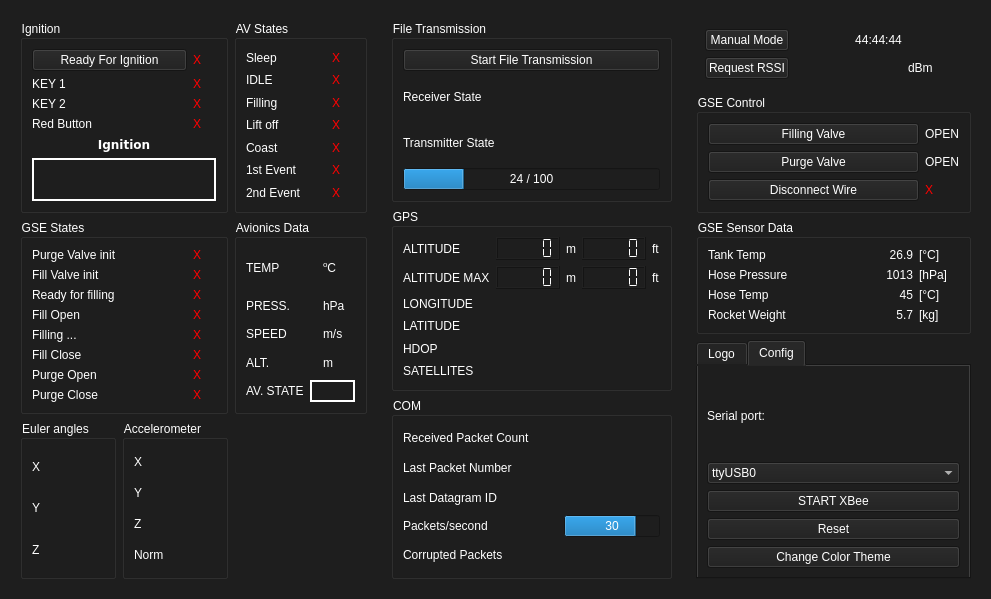
This is UI/ui_file/press_alt.ui in MorgesHAB/ERT2020GS as Qt 5 draws it before an edit. The edited form follows.
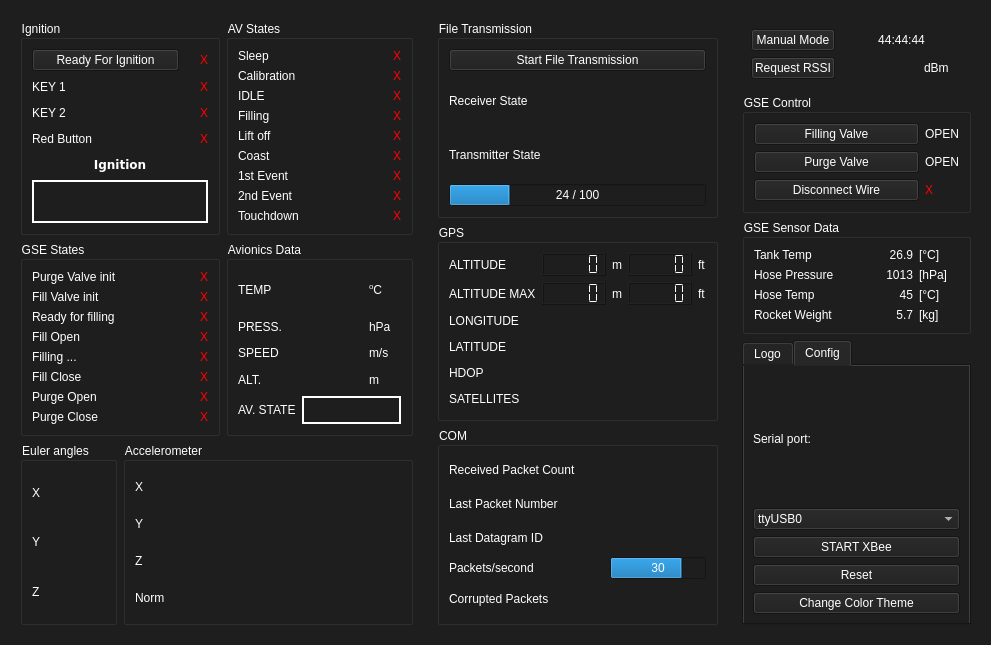
This is the edited form. Icons and pictures are not drawn.

Commit message: Request RSSI functionality added, accelerometer norm added nd size adjusted, touchdown and calibration states added.

Diff of the .ui file:
```diff
--- a/UI/ui_file/press_alt.ui
+++ b/UI/ui_file/press_alt.ui
@@ -7,7 +7,7 @@
     <x>0</x>
     <y>0</y>
     <width>991</width>
-    <height>599</height>
+    <height>645</height>
    </rect>
   </property>
   <property name="sizePolicy">
@@ -48,145 +48,116 @@
          <string>AV States</string>
         </property>
         <layout class="QGridLayout" name="gridLayout_11">
-         <item row="13" column="1">
-          <widget class="QLabel" name="second_event_ok_panel">
-           <property name="minimumSize">
-            <size>
-             <width>23</width>
-             <height>0</height>
-            </size>
-           </property>
-           <property name="maximumSize">
-            <size>
-             <width>23</width>
-             <height>16777215</height>
-            </size>
-           </property>
-           <property name="styleSheet">
-            <string notr="true">color: rgb(255, 0, 0);</string>
-           </property>
-           <property name="text">
-            <string>X</string>
-           </property>
-          </widget>
-         </item>
-         <item row="12" column="1">
-          <widget class="QLabel" name="first_event_ok_panel">
-           <property name="minimumSize">
-            <size>
-             <width>23</width>
-             <height>0</height>
-            </size>
-           </property>
-           <property name="maximumSize">
-            <size>
-             <width>23</width>
-             <height>16777215</height>
-            </size>
-           </property>
-           <property name="styleSheet">
-            <string notr="true">color: rgb(255, 0, 0);</string>
-           </property>
-           <property name="text">
-            <string>X</string>
-           </property>
-          </widget>
-         </item>
-         <item row="4" column="1">
-          <widget class="QLabel" name="idle_state_ok_panel">
-           <property name="minimumSize">
-            <size>
-             <width>23</width>
-             <height>0</height>
-            </size>
-           </property>
-           <property name="maximumSize">
-            <size>
-             <width>23</width>
-             <height>16777215</height>
-            </size>
-           </property>
-           <property name="styleSheet">
-            <string notr="true">color: rgb(255, 0, 0);</string>
-           </property>
-           <property name="text">
-            <string>X</string>
-           </property>
-          </widget>
-         </item>
-         <item row="8" column="1">
-          <widget class="QLabel" name="coast_state_ok_panel">
-           <property name="minimumSize">
-            <size>
-             <width>23</width>
-             <height>0</height>
-            </size>
-           </property>
-           <property name="maximumSize">
-            <size>
-             <width>23</width>
-             <height>16777215</height>
-            </size>
-           </property>
-           <property name="styleSheet">
-            <string notr="true">color: rgb(255, 0, 0);</string>
-           </property>
-           <property name="text">
-            <string>X</string>
-           </property>
-          </widget>
-         </item>
-         <item row="12" column="0">
-          <widget class="QLabel" name="first_event_label">
-           <property name="text">
-            <string>1st Event</string>
-           </property>
-          </widget>
-         </item>
-         <item row="13" column="0">
-          <widget class="QLabel" name="second_event_label">
-           <property name="text">
-            <string>2nd Event</string>
-           </property>
-          </widget>
-         </item>
-         <item row="3" column="1">
-          <widget class="QLabel" name="sleep_state_ok_panel">
-           <property name="minimumSize">
-            <size>
-             <width>23</width>
-             <height>0</height>
-            </size>
-           </property>
-           <property name="maximumSize">
-            <size>
-             <width>23</width>
-             <height>16777215</height>
-            </size>
-           </property>
-           <property name="styleSheet">
-            <string notr="true">color: rgb(255, 0, 0);</string>
-           </property>
-           <property name="text">
-            <string>X</string>
-           </property>
-          </widget>
-         </item>
-         <item row="3" column="0">
+         <item row="0" column="0">
           <widget class="QLabel" name="sleep_label">
            <property name="text">
             <string>Sleep</string>
            </property>
           </widget>
          </item>
-         <item row="5" column="0">
+         <item row="0" column="1">
+          <widget class="QLabel" name="sleep_state_ok_panel">
+           <property name="minimumSize">
+            <size>
+             <width>23</width>
+             <height>0</height>
+            </size>
+           </property>
+           <property name="maximumSize">
+            <size>
+             <width>23</width>
+             <height>16777215</height>
+            </size>
+           </property>
+           <property name="styleSheet">
+            <string notr="true">color: rgb(255, 0, 0);</string>
+           </property>
+           <property name="text">
+            <string>X</string>
+           </property>
+           <property name="alignment">
+            <set>Qt::AlignRight|Qt::AlignTrailing|Qt::AlignVCenter</set>
+           </property>
+          </widget>
+         </item>
+         <item row="1" column="0">
+          <widget class="QLabel" name="calibration_label">
+           <property name="styleSheet">
+            <string notr="true"/>
+           </property>
+           <property name="text">
+            <string>Calibration</string>
+           </property>
+          </widget>
+         </item>
+         <item row="1" column="1">
+          <widget class="QLabel" name="calibration_state_ok_panel">
+           <property name="minimumSize">
+            <size>
+             <width>23</width>
+             <height>0</height>
+            </size>
+           </property>
+           <property name="maximumSize">
+            <size>
+             <width>23</width>
+             <height>16777215</height>
+            </size>
+           </property>
+           <property name="styleSheet">
+            <string notr="true">color: rgb(255, 0, 0);</string>
+           </property>
+           <property name="text">
+            <string>X</string>
+           </property>
+           <property name="alignment">
+            <set>Qt::AlignRight|Qt::AlignTrailing|Qt::AlignVCenter</set>
+           </property>
+          </widget>
+         </item>
+         <item row="2" column="0">
+          <widget class="QLabel" name="idle_label">
+           <property name="styleSheet">
+            <string notr="true"/>
+           </property>
+           <property name="text">
+            <string>IDLE</string>
+           </property>
+          </widget>
+         </item>
+         <item row="2" column="1">
+          <widget class="QLabel" name="idle_state_ok_panel">
+           <property name="minimumSize">
+            <size>
+             <width>23</width>
+             <height>0</height>
+            </size>
+           </property>
+           <property name="maximumSize">
+            <size>
+             <width>23</width>
+             <height>16777215</height>
+            </size>
+           </property>
+           <property name="styleSheet">
+            <string notr="true">color: rgb(255, 0, 0);</string>
+           </property>
+           <property name="text">
+            <string>X</string>
+           </property>
+           <property name="alignment">
+            <set>Qt::AlignRight|Qt::AlignTrailing|Qt::AlignVCenter</set>
+           </property>
+          </widget>
+         </item>
+         <item row="3" column="0">
           <widget class="QLabel" name="filling_label_av">
            <property name="text">
             <string>Filling</string>
            </property>
           </widget>
          </item>
-         <item row="5" column="1">
+         <item row="3" column="1">
           <widget class="QLabel" name="filling_av_ok_panel">
            <property name="minimumSize">
             <size>
@@ -206,26 +177,19 @@
            <property name="text">
             <string>X</string>
            </property>
+           <property name="alignment">
+            <set>Qt::AlignRight|Qt::AlignTrailing|Qt::AlignVCenter</set>
+           </property>
           </widget>
          </item>
          <item row="4" column="0">
-          <widget class="QLabel" name="idle_label">
-           <property name="styleSheet">
-            <string notr="true"/>
-           </property>
-           <property name="text">
-            <string>IDLE</string>
-           </property>
-          </widget>
-         </item>
-         <item row="6" column="0">
           <widget class="QLabel" name="liftoff_label">
            <property name="text">
             <string>Lift off</string>
            </property>
           </widget>
          </item>
-         <item row="6" column="1">
+         <item row="4" column="1">
           <widget class="QLabel" name="liftoff_state_ok_panel">
            <property name="minimumSize">
             <size>
@@ -245,15 +209,139 @@
            <property name="text">
             <string>X</string>
            </property>
+           <property name="alignment">
+            <set>Qt::AlignRight|Qt::AlignTrailing|Qt::AlignVCenter</set>
+           </property>
           </widget>
          </item>
-         <item row="8" column="0">
+         <item row="5" column="0">
           <widget class="QLabel" name="coast_label">
            <property name="text">
             <string>Coast</string>
            </property>
           </widget>
          </item>
+         <item row="5" column="1">
+          <widget class="QLabel" name="coast_state_ok_panel">
+           <property name="minimumSize">
+            <size>
+             <width>23</width>
+             <height>0</height>
+            </size>
+           </property>
+           <property name="maximumSize">
+            <size>
+             <width>23</width>
+             <height>16777215</height>
+            </size>
+           </property>
+           <property name="styleSheet">
+            <string notr="true">color: rgb(255, 0, 0);</string>
+           </property>
+           <property name="text">
+            <string>X</string>
+           </property>
+           <property name="alignment">
+            <set>Qt::AlignRight|Qt::AlignTrailing|Qt::AlignVCenter</set>
+           </property>
+          </widget>
+         </item>
+         <item row="6" column="0">
+          <widget class="QLabel" name="first_event_label">
+           <property name="text">
+            <string>1st Event</string>
+           </property>
+          </widget>
+         </item>
+         <item row="6" column="1">
+          <widget class="QLabel" name="first_event_ok_panel">
+           <property name="minimumSize">
+            <size>
+             <width>23</width>
+             <height>0</height>
+            </size>
+           </property>
+           <property name="maximumSize">
+            <size>
+             <width>23</width>
+             <height>16777215</height>
+            </size>
+           </property>
+           <property name="styleSheet">
+            <string notr="true">color: rgb(255, 0, 0);</string>
+           </property>
+           <property name="text">
+            <string>X</string>
+           </property>
+           <property name="alignment">
+            <set>Qt::AlignRight|Qt::AlignTrailing|Qt::AlignVCenter</set>
+           </property>
+          </widget>
+         </item>
+         <item row="7" column="0">
+          <widget class="QLabel" name="second_event_label">
+           <property name="text">
+            <string>2nd Event</string>
+           </property>
+          </widget>
+         </item>
+         <item row="7" column="1">
+          <widget class="QLabel" name="second_event_ok_panel">
+           <property name="minimumSize">
+            <size>
+             <width>23</width>
+             <height>0</height>
+            </size>
+           </property>
+           <property name="maximumSize">
+            <size>
+             <width>23</width>
+             <height>16777215</height>
+            </size>
+           </property>
+           <property name="styleSheet">
+            <string notr="true">color: rgb(255, 0, 0);</string>
+           </property>
+           <property name="text">
+            <string>X</string>
+           </property>
+           <property name="alignment">
+            <set>Qt::AlignRight|Qt::AlignTrailing|Qt::AlignVCenter</set>
+           </property>
+          </widget>
+         </item>
+         <item row="8" column="0">
+          <widget class="QLabel" name="touchdown_label">
+           <property name="text">
+            <string>Touchdown</string>
+           </property>
+          </widget>
+         </item>
+         <item row="8" column="1">
+          <widget class="QLabel" name="touchdown_event_ok_panel">
+           <property name="minimumSize">
+            <size>
+             <width>23</width>
+             <height>0</height>
+            </size>
+           </property>
+           <property name="maximumSize">
+            <size>
+             <width>23</width>
+             <height>16777215</height>
+            </size>
+           </property>
+           <property name="styleSheet">
+            <string notr="true">color: rgb(255, 0, 0);</string>
+           </property>
+           <property name="text">
+            <string>X</string>
+           </property>
+           <property name="alignment">
+            <set>Qt::AlignRight|Qt::AlignTrailing|Qt::AlignVCenter</set>
+           </property>
+          </widget>
+         </item>
         </layout>
        </widget>
       </item>
@@ -261,7 +349,7 @@
        <widget class="QGroupBox" name="ignition_box">
         <property name="minimumSize">
          <size>
-          <width>0</width>
+          <width>200</width>
           <height>0</height>
          </size>
         </property>
@@ -381,6 +469,9 @@
            <property name="text">
             <string>X</string>
            </property>
+           <property name="alignment">
+            <set>Qt::AlignRight|Qt::AlignTrailing|Qt::AlignVCenter</set>
+           </property>
           </widget>
          </item>
          <item row="2" column="0">
@@ -421,6 +512,9 @@
            <property name="text">
             <string>X</string>
            </property>
+           <property name="alignment">
+            <set>Qt::AlignRight|Qt::AlignTrailing|Qt::AlignVCenter</set>
+           </property>
           </widget>
          </item>
          <item row="1" column="1">
@@ -431,6 +525,9 @@
            <property name="text">
             <string>X</string>
            </property>
+           <property name="alignment">
+            <set>Qt::AlignRight|Qt::AlignTrailing|Qt::AlignVCenter</set>
+           </property>
           </widget>
          </item>
          <item row="3" column="0">
@@ -448,6 +545,9 @@
            <property name="text">
             <string>X</string>
            </property>
+           <property name="alignment">
+            <set>Qt::AlignRight|Qt::AlignTrailing|Qt::AlignVCenter</set>
+           </property>
           </widget>
          </item>
          <item row="4" column="0" colspan="2">
@@ -543,98 +643,6 @@
         </layout>
        </widget>
       </item>
-      <item row="2" column="1">
-       <widget class="QGroupBox" name="accel_box">
-        <property name="title">
-         <string>Accelerometer</string>
-        </property>
-        <layout class="QGridLayout" name="gridLayout_7">
-         <item row="0" column="0">
-          <widget class="QLabel" name="accel_x_label">
-           <property name="maximumSize">
-            <size>
-             <width>25</width>
-             <height>16777215</height>
-            </size>
-           </property>
-           <property name="text">
-            <string>X</string>
-           </property>
-          </widget>
-         </item>
-         <item row="2" column="0">
-          <widget class="QLabel" name="accel_z_label">
-           <property name="maximumSize">
-            <size>
-             <width>25</width>
-             <height>16777215</height>
-            </size>
-           </property>
-           <property name="text">
-            <string>Z</string>
-           </property>
-          </widget>
-         </item>
-         <item row="1" column="0">
-          <widget class="QLabel" name="accel_y_label">
-           <property name="maximumSize">
-            <size>
-             <width>25</width>
-             <height>16777215</height>
-            </size>
-           </property>
-           <property name="text">
-            <string>Y</string>
-           </property>
-          </widget>
-         </item>
-         <item row="0" column="1">
-          <widget class="QLabel" name="accel_x_panel">
-           <property name="frameShape">
-            <enum>QFrame::NoFrame</enum>
-           </property>
-           <property name="text">
-            <string/>
-           </property>
-          </widget>
-         </item>
-         <item row="1" column="1">
-          <widget class="QLabel" name="accel_y_panel">
-           <property name="frameShape">
-            <enum>QFrame::NoFrame</enum>
-           </property>
-           <property name="text">
-            <string/>
-           </property>
-          </widget>
-         </item>
-         <item row="2" column="1">
-          <widget class="QLabel" name="accel_z_panel">
-           <property name="frameShape">
-            <enum>QFrame::NoFrame</enum>
-           </property>
-           <property name="text">
-            <string/>
-           </property>
-          </widget>
-         </item>
-         <item row="3" column="0">
-          <widget class="QLabel" name="norm_label">
-           <property name="text">
-            <string>Norm</string>
-           </property>
-          </widget>
-         </item>
-         <item row="3" column="1">
-          <widget class="QLabel" name="norm_panel">
-           <property name="text">
-            <string/>
-           </property>
-          </widget>
-         </item>
-        </layout>
-       </widget>
-      </item>
       <item row="1" column="0" colspan="2">
        <widget class="QGroupBox" name="gse_state_box">
         <property name="title">
@@ -658,9 +666,18 @@
            <property name="styleSheet">
             <string notr="true">color: rgb(255, 0, 0);</string>
            </property>
+           <property name="frameShape">
+            <enum>QFrame::NoFrame</enum>
+           </property>
+           <property name="lineWidth">
+            <number>1</number>
+           </property>
            <property name="text">
             <string>X</string>
            </property>
+           <property name="alignment">
+            <set>Qt::AlignRight|Qt::AlignTrailing|Qt::AlignVCenter</set>
+           </property>
           </widget>
          </item>
          <item row="0" column="1">
@@ -680,9 +697,18 @@
            <property name="styleSheet">
             <string notr="true">color: rgb(255, 0, 0);</string>
            </property>
+           <property name="frameShape">
+            <enum>QFrame::NoFrame</enum>
+           </property>
+           <property name="lineWidth">
+            <number>1</number>
+           </property>
            <property name="text">
             <string>X</string>
            </property>
+           <property name="alignment">
+            <set>Qt::AlignRight|Qt::AlignTrailing|Qt::AlignVCenter</set>
+           </property>
           </widget>
          </item>
          <item row="4" column="0">
@@ -716,9 +742,18 @@
            <property name="styleSheet">
             <string notr="true">color: rgb(255, 0, 0);</string>
            </property>
+           <property name="frameShape">
+            <enum>QFrame::NoFrame</enum>
+           </property>
+           <property name="lineWidth">
+            <number>1</number>
+           </property>
            <property name="text">
             <string>X</string>
            </property>
+           <property name="alignment">
+            <set>Qt::AlignRight|Qt::AlignTrailing|Qt::AlignVCenter</set>
+           </property>
           </widget>
          </item>
          <item row="4" column="1">
@@ -738,9 +773,18 @@
            <property name="styleSheet">
             <string notr="true">color: rgb(255, 0, 0);</string>
            </property>
+           <property name="frameShape">
+            <enum>QFrame::NoFrame</enum>
+           </property>
+           <property name="lineWidth">
+            <number>1</number>
+           </property>
            <property name="text">
             <string>X</string>
            </property>
+           <property name="alignment">
+            <set>Qt::AlignRight|Qt::AlignTrailing|Qt::AlignVCenter</set>
+           </property>
           </widget>
          </item>
          <item row="1" column="0">
@@ -774,9 +818,18 @@
            <property name="styleSheet">
             <string notr="true">color: rgb(255, 0, 0);</string>
            </property>
+           <property name="frameShape">
+            <enum>QFrame::NoFrame</enum>
+           </property>
+           <property name="lineWidth">
+            <number>1</number>
+           </property>
            <property name="text">
             <string>X</string>
            </property>
+           <property name="alignment">
+            <set>Qt::AlignRight|Qt::AlignTrailing|Qt::AlignVCenter</set>
+           </property>
           </widget>
          </item>
          <item row="0" column="0">
@@ -803,9 +856,18 @@
            <property name="styleSheet">
             <string notr="true">color: rgb(255, 0, 0);</string>
            </property>
+           <property name="frameShape">
+            <enum>QFrame::NoFrame</enum>
+           </property>
+           <property name="lineWidth">
+            <number>1</number>
+           </property>
            <property name="text">
             <string>X</string>
            </property>
+           <property name="alignment">
+            <set>Qt::AlignRight|Qt::AlignTrailing|Qt::AlignVCenter</set>
+           </property>
           </widget>
          </item>
          <item row="5" column="1">
@@ -825,9 +887,18 @@
            <property name="styleSheet">
             <string notr="true">color: rgb(255, 0, 0);</string>
            </property>
+           <property name="frameShape">
+            <enum>QFrame::NoFrame</enum>
+           </property>
+           <property name="lineWidth">
+            <number>1</number>
+           </property>
            <property name="text">
             <string>X</string>
            </property>
+           <property name="alignment">
+            <set>Qt::AlignRight|Qt::AlignTrailing|Qt::AlignVCenter</set>
+           </property>
           </widget>
          </item>
          <item row="5" column="0">
@@ -854,9 +925,18 @@
            <property name="styleSheet">
             <string notr="true">color: rgb(255, 0, 0);</string>
            </property>
+           <property name="frameShape">
+            <enum>QFrame::NoFrame</enum>
+           </property>
+           <property name="lineWidth">
+            <number>1</number>
+           </property>
            <property name="text">
             <string>X</string>
            </property>
+           <property name="alignment">
+            <set>Qt::AlignRight|Qt::AlignTrailing|Qt::AlignVCenter</set>
+           </property>
           </widget>
          </item>
          <item row="6" column="0">
@@ -1005,6 +1085,18 @@
          </item>
          <item row="4" column="1" colspan="2">
           <widget class="QLabel" name="avionics_state_panel">
+           <property name="minimumSize">
+            <size>
+             <width>99</width>
+             <height>28</height>
+            </size>
+           </property>
+           <property name="maximumSize">
+            <size>
+             <width>99</width>
+             <height>28</height>
+            </size>
+           </property>
            <property name="frameShape">
             <enum>QFrame::WinPanel</enum>
            </property>
@@ -1019,6 +1111,98 @@
         </layout>
        </widget>
       </item>
+      <item row="2" column="1" colspan="2">
+       <widget class="QGroupBox" name="accel_box">
+        <property name="title">
+         <string>Accelerometer</string>
+        </property>
+        <layout class="QGridLayout" name="gridLayout_7">
+         <item row="0" column="0">
+          <widget class="QLabel" name="accel_x_label">
+           <property name="maximumSize">
+            <size>
+             <width>25</width>
+             <height>16777215</height>
+            </size>
+           </property>
+           <property name="text">
+            <string>X</string>
+           </property>
+          </widget>
+         </item>
+         <item row="2" column="0">
+          <widget class="QLabel" name="accel_z_label">
+           <property name="maximumSize">
+            <size>
+             <width>25</width>
+             <height>16777215</height>
+            </size>
+           </property>
+           <property name="text">
+            <string>Z</string>
+           </property>
+          </widget>
+         </item>
+         <item row="1" column="0">
+          <widget class="QLabel" name="accel_y_label">
+           <property name="maximumSize">
+            <size>
+             <width>25</width>
+             <height>16777215</height>
+            </size>
+           </property>
+           <property name="text">
+            <string>Y</string>
+           </property>
+          </widget>
+         </item>
+         <item row="0" column="1">
+          <widget class="QLabel" name="accel_x_panel">
+           <property name="frameShape">
+            <enum>QFrame::NoFrame</enum>
+           </property>
+           <property name="text">
+            <string/>
+           </property>
+          </widget>
+         </item>
+         <item row="1" column="1">
+          <widget class="QLabel" name="accel_y_panel">
+           <property name="frameShape">
+            <enum>QFrame::NoFrame</enum>
+           </property>
+           <property name="text">
+            <string/>
+           </property>
+          </widget>
+         </item>
+         <item row="2" column="1">
+          <widget class="QLabel" name="accel_z_panel">
+           <property name="frameShape">
+            <enum>QFrame::NoFrame</enum>
+           </property>
+           <property name="text">
+            <string/>
+           </property>
+          </widget>
+         </item>
+         <item row="3" column="0">
+          <widget class="QLabel" name="norm_label">
+           <property name="text">
+            <string>Norm</string>
+           </property>
+          </widget>
+         </item>
+         <item row="3" column="1">
+          <widget class="QLabel" name="norm_panel">
+           <property name="text">
+            <string/>
+           </property>
+          </widget>
+         </item>
+        </layout>
+       </widget>
+      </item>
      </layout>
     </widget>
    </item>
@@ -1446,6 +1630,9 @@
            <property name="text">
             <string/>
            </property>
+           <property name="alignment">
+            <set>Qt::AlignRight|Qt::AlignTrailing|Qt::AlignVCenter</set>
+           </property>
           </widget>
          </item>
         </layout>
```
The commit also changes 7 other files.
